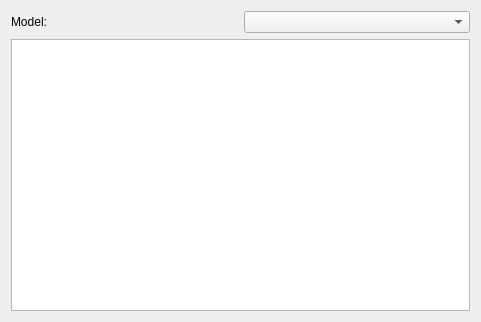
Old version of the form clients/akonadiconsole/browserwidget_itemview.ui in the repository KDE/kdepim-runtime.
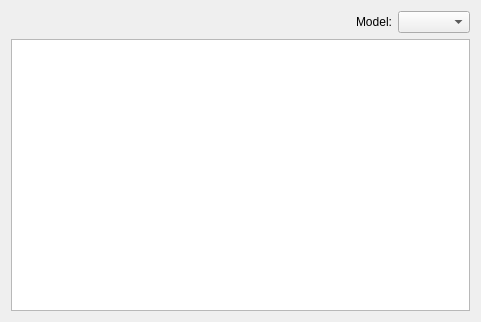
New version of the form.

Commit message: activate dnd

Diff of the .ui file:
```diff
--- a/clients/akonadiconsole/browserwidget_itemview.ui
+++ b/clients/akonadiconsole/browserwidget_itemview.ui
@@ -15,6 +15,19 @@
   </property>
   <layout class="QGridLayout" >
    <item row="0" column="0" >
+    <spacer>
+     <property name="orientation" >
+      <enum>Qt::Horizontal</enum>
+     </property>
+     <property name="sizeHint" >
+      <size>
+       <width>40</width>
+       <height>20</height>
+      </size>
+     </property>
+    </spacer>
+   </item>
+   <item row="0" column="1" >
     <widget class="QLabel" name="label" >
      <property name="text" >
       <string>Model:</string>
@@ -24,11 +37,17 @@
      </property>
     </widget>
    </item>
-   <item row="0" column="1" >
+   <item row="0" column="2" >
     <widget class="QComboBox" name="modelBox" />
    </item>
-   <item row="1" column="0" colspan="2" >
+   <item row="1" column="0" colspan="3" >
     <widget class="QTreeView" name="itemView" >
+     <property name="dragEnabled" >
+      <bool>true</bool>
+     </property>
+     <property name="alternatingRowColors" >
+      <bool>true</bool>
+     </property>
      <property name="rootIsDecorated" >
       <bool>false</bool>
      </property>
```
Left out of the diff: 1 changed line with no effect on the pictures.
